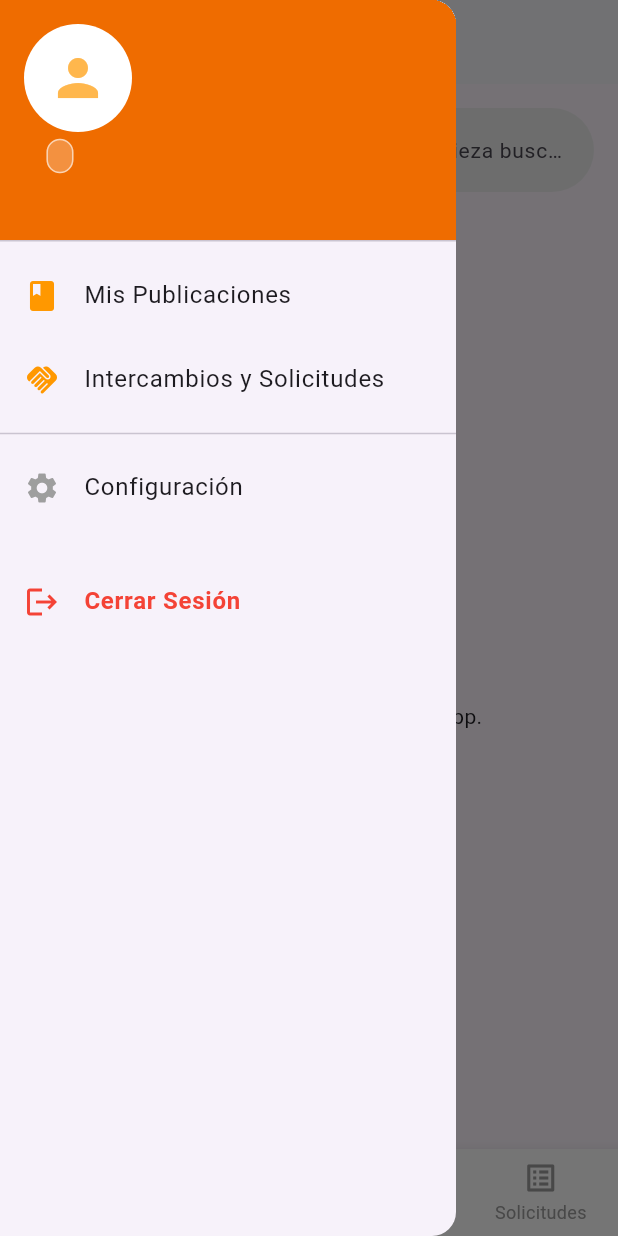
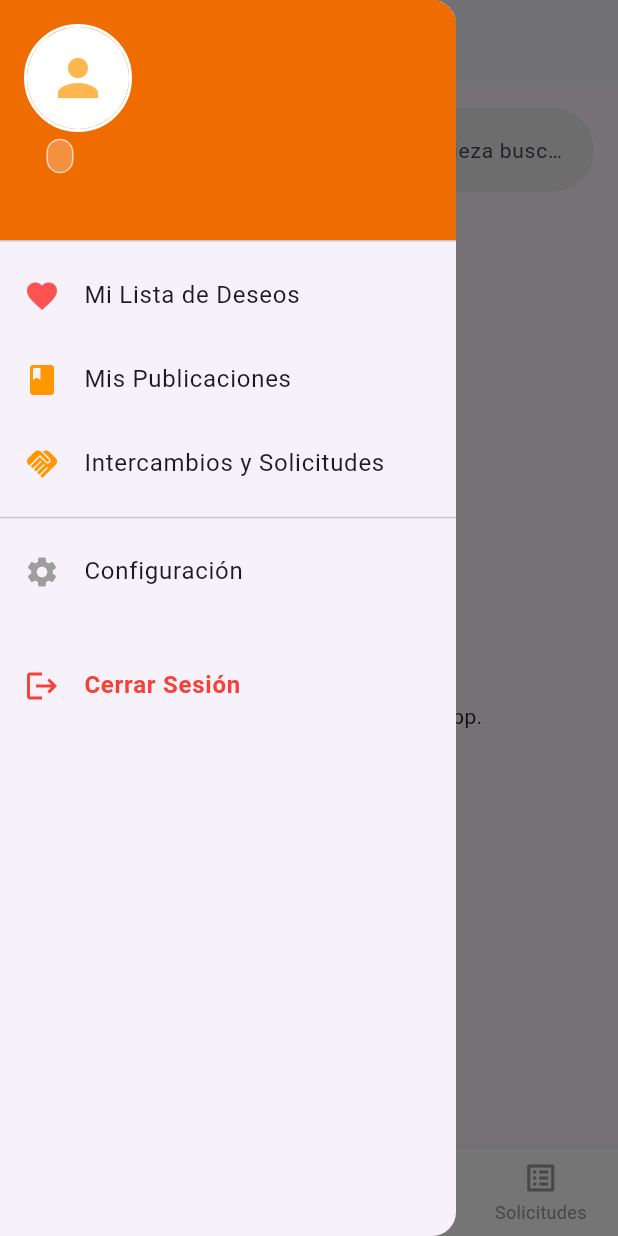
Before and after one commit to lbpm2004/BookMet, a Flutter app: the UsuarioScreen screen opened by its route, with the side drawer open, on a phone screen of 412 x 824 dp. Run offline on Flutter 3.47's test engine with Material 3 defaults, Android fonts, the light colour scheme and no system bars; our stand-ins replace cloud_firestore, firebase_auth, firebase_core, firebase_storage, image_picker, supabase_flutter; accounts and stored records are empty.

Commit message:
Nueva interfaz de modificar perfil y nueva funcionalidad de wishlist

```diff
--- a/lib/screens/mis_solicitudes_screen.dart
+++ b/lib/screens/mis_solicitudes_screen.dart
@@ -1,7 +1,7 @@
 import 'package:flutter/material.dart';
 
 class MisSolicitudesScreen extends StatefulWidget {
-  const MisSolicitudesScreen({Key? key}) : super(key: key);
+  const MisSolicitudesScreen({super.key});
 
   @override
   _MisSolicitudesScreenState createState() => _MisSolicitudesScreenState();
--- a/lib/screens/publicacion_screen.dart
+++ b/lib/screens/publicacion_screen.dart
@@ -3,7 +3,7 @@ import 'package:cloud_firestore/cloud_firestore.dart';
 import 'package:firebase_auth/firebase_auth.dart';
 
 class PublicarScreen extends StatefulWidget {
-  const PublicarScreen({Key? key}) : super(key: key);
+  const PublicarScreen({super.key});
 
   @override
   _PublicarScreenState createState() => _PublicarScreenState();
@@ -154,7 +154,7 @@ class _PublicarScreenState extends State<PublicarScreen> {
               const SizedBox(height: 16),
 
               DropdownButtonFormField<String>(
-                value: _estadoFisicoSeleccionado,
+                initialValue: _estadoFisicoSeleccionado,
                 decoration: InputDecoration(
                   labelText: 'Estado físico del libro *',
                   prefixIcon: const Icon(Icons.info_outline),
--- a/lib/screens/publicar_screen.dart
+++ b/lib/screens/publicar_screen.dart
@@ -3,7 +3,7 @@ import 'package:cloud_firestore/cloud_firestore.dart';
 import 'package:firebase_auth/firebase_auth.dart';
 
 class PublicarScreen extends StatefulWidget {
-  const PublicarScreen({Key? key}) : super(key: key);
+  const PublicarScreen({super.key});
 
   @override
   _PublicarScreenState createState() => _PublicarScreenState();
@@ -157,7 +157,7 @@ class _PublicarScreenState extends State<PublicarScreen> {
 
               // --- DROPDOWN ESTADO FÍSICO ---
               DropdownButtonFormField<String>(
-                value: _estadoFisicoSeleccionado,
+                initialValue: _estadoFisicoSeleccionado,
                 decoration: InputDecoration(
                   labelText: 'Estado Físico *',
                   prefixIcon: const Icon(Icons.health_and_safety),
--- a/lib/screens/usuario_screen.dart
+++ b/lib/screens/usuario_screen.dart
@@ -6,6 +6,8 @@ import 'catalogo_screen.dart';
 import 'mis_solicitudes_screen.dart';
 import 'publicar_screen.dart';
 import 'mis_publicaciones_screen.dart';
+import 'perfil_screen.dart';
+import 'lista_deseos_screen.dart'; // <-- ¡AQUÍ IMPORTAMOS LA NUEVA PANTALLA!
 
 class UsuarioScreen extends StatefulWidget {
   const UsuarioScreen({Key? key}) : super(key: key);
@@ -20,25 +22,34 @@ class _UsuarioScreenState extends State<UsuarioScreen> {
 
   int _indiceSeleccionado = 0;
 
-  // Cambia el índice seleccionado cuando tocas un botón de la barra inferior
   void _onItemTapped(int index) {
     setState(() {
       _indiceSeleccionado = index;
     });
   }
 
-  // Cierra sesión y devuelve al usuario a la pantalla de login/bienvenida
   void _cerrarSesion() async {
     await _authService.cerrarSesion();
     if (!mounted) return;
     Navigator.pushReplacementNamed(context, '/login');
   }
 
-  // --- NUEVA VISTA DE INICIO (Index 0) ---
+  // Función para dar/quitar like a un libro
+  void _alternarFavorito(String pubId, bool esFavorito) async {
+    final docRef = FirebaseFirestore.instance.collection('usuarios').doc(user!.uid);
+    if (esFavorito) {
+      // Si ya es favorito, lo quitamos
+      await docRef.update({'favoritos': FieldValue.arrayRemove([pubId])});
+    } else {
+      // Si no es favorito, lo agregamos
+      await docRef.update({'favoritos': FieldValue.arrayUnion([pubId])});
+    }
+  }
+
+  // --- VISTA DE INICIO (CON CORAZONCITOS) ---
   Widget _construirVistaInicio() {
     return Column(
       children: [
-        // 1. Barra de Búsqueda
         Padding(
           padding: const EdgeInsets.all(16.0),
           child: TextField(
@@ -46,58 +57,57 @@ class _UsuarioScreenState extends State<UsuarioScreen> {
               hintText: '¿Buscas un libro en concreto? Empieza buscando aquí',
               hintStyle: const TextStyle(fontSize: 14),
               prefixIcon: const Icon(Icons.search, color: Colors.orange),
-              border: OutlineInputBorder(
-                borderRadius: BorderRadius.circular(30),
-                borderSide: BorderSide.none,
-              ),
+              border: OutlineInputBorder(borderRadius: BorderRadius.circular(30), borderSide: BorderSide.none),
               filled: true,
               fillColor: Colors.grey[200],
             ),
-            onSubmitted: (value) {
-              // Aquí en el futuro puedes hacer que al buscar lo mande al Catálogo con el filtro
-            },
           ),
         ),
 
-        // 2. Título de la sección
         const Padding(
           padding: EdgeInsets.symmetric(horizontal: 16.0, vertical: 8.0),
           child: Align(
             alignment: Alignment.centerLeft,
-            child: Text(
-              'Últimas publicaciones',
-              style: TextStyle(fontSize: 20, fontWeight: FontWeight.bold),
-            ),
+            child: Text('Últimas publicaciones', style: TextStyle(fontSize: 20, fontWeight: FontWeight.bold)),
           ),
         ),
 
-        // 3. Lista de los últimos 15 libros
         Expanded(
-          child: StreamBuilder<QuerySnapshot>(
-            // Consulta a Firestore: Trae 15 documentos de la colección 'publicaciones'
-            // (Si tienes un campo de fecha de creación, podrías agregar .orderBy('fecha', descending: true) antes del limit)
+          // 1. PRIMERO ESCUCHAMOS AL USUARIO (Para saber cuáles son sus favoritos en tiempo real)
+          child: StreamBuilder<DocumentSnapshot>(
+            stream: FirebaseFirestore.instance.collection('usuarios').doc(user!.uid).snapshots(),
+            builder: (context, userSnapshot) {
+              if (!userSnapshot.hasData) return const Center(child: CircularProgressIndicator(color: Colors.orange));
+
+              // Extraemos la lista de favoritos (si no existe, creamos una lista vacía)
+              List<dynamic> misFavoritos = userSnapshot.data!.data().toString().contains('favoritos')
+                  ? userSnapshot.data!.get('favoritos')
+                  : [];
+
+              // 2. LUEGO ESCUCHAMOS LOS LIBROS
+              return StreamBuilder<QuerySnapshot>(
                 stream: FirebaseFirestore.instance.collection('publicaciones').limit(15).snapshots(),
                 builder: (context, snapshot) {
-              if (snapshot.connectionState == ConnectionState.waiting) {
-                return const Center(child: CircularProgressIndicator(color: Colors.orange));
-              }
                   if (!snapshot.hasData || snapshot.data!.docs.isEmpty) {
                     return const Center(child: Text('Aún no hay publicaciones en la app.'));
                   }
 
-              // Construimos la lista con las tarjetas de los libros
                   return ListView.builder(
                     itemCount: snapshot.data!.docs.length,
                     itemBuilder: (context, index) {
-                  var publicacion = snapshot.data!.docs[index].data() as Map<String, dynamic>;
-
-                  // NOTA: Ajusta 'titulo' y 'autor' si tus campos en Firebase se llaman distinto
+                      var doc = snapshot.data!.docs[index];
+                      var publicacion = doc.data() as Map<String, dynamic>;
+                      String pubId = doc.id; // ¡Necesitamos el ID del libro!
                       String titulo = publicacion['titulo'] ?? 'Sin título';
                       String autor = publicacion['autor'] ?? 'Autor desconocido';
+
+                      // Comprobamos si este libro está en mi lista
+                      bool esFavorito = misFavoritos.contains(pubId);
 
                       return Card(
                         margin: const EdgeInsets.symmetric(horizontal: 16, vertical: 6),
                         elevation: 2,
+                        shape: RoundedRectangleBorder(borderRadius: BorderRadius.circular(12)),
                         child: ListTile(
                           leading: const CircleAvatar(
                             backgroundColor: Colors.orangeAccent,
@@ -105,31 +115,34 @@ class _UsuarioScreenState extends State<UsuarioScreen> {
                           ),
                           title: Text(titulo, style: const TextStyle(fontWeight: FontWeight.bold)),
                           subtitle: Text(autor),
-                      trailing: const Icon(Icons.arrow_forward_ios, size: 16, color: Colors.grey),
+                          // EL BOTÓN DEL CORAZÓN
+                          trailing: IconButton(
+                            icon: Icon(
+                              esFavorito ? Icons.favorite : Icons.favorite_border,
+                              color: esFavorito ? Colors.red : Colors.grey,
+                            ),
+                            onPressed: () => _alternarFavorito(pubId, esFavorito),
+                          ),
                         ),
                       );
                     },
                   );
                 },
+              );
+            }
           ),
         ),
       ],
     );
   }
 
-  // Decide qué "cuerpo" mostrar según el botón
   Widget _obtenerCuerpoPantalla() {
     switch (_indiceSeleccionado) {
-      case 0:
-        return _construirVistaInicio(); // Tu nueva pantalla de bienvenida interactiva
-      case 1:
-        return const CatalogoScreen();
-      case 2:
-        return const PublicarScreen();
-      case 3:
-        return const MisSolicitudesScreen();
-      default:
-        return _construirVistaInicio();
+      case 0: return _construirVistaInicio();
+      case 1: return const CatalogoScreen();
+      case 2: return const PublicarScreen();
+      case 3: return const MisSolicitudesScreen();
+      default: return _construirVistaInicio();
     }
   }
 
@@ -143,18 +156,14 @@ class _UsuarioScreenState extends State<UsuarioScreen> {
         elevation: 1,
       ),
 
-      // --- MENÚ LATERAL (DRAWER) ---
       drawer: Drawer(
         child: user == null
             ? const Center(child: Text('No hay usuario activo'))
-            : FutureBuilder<DocumentSnapshot>(
-                future: FirebaseFirestore.instance.collection('usuarios').doc(user!.uid).get(),
+            : StreamBuilder<DocumentSnapshot>(
+                stream: FirebaseFirestore.instance.collection('usuarios').doc(user!.uid).snapshots(),
                 builder: (context, snapshot) {
-                  if (snapshot.connectionState == ConnectionState.waiting) {
+                  if (!snapshot.hasData || !snapshot.data!.exists) {
                     return const Center(child: CircularProgressIndicator(color: Colors.orange));
-                  }
-                  if (!snapshot.hasData || !snapshot.data!.exists) {
-                    return const Center(child: Text('Error al cargar datos del perfil'));
                   }
 
                   var userData = snapshot.data!.data() as Map<String, dynamic>;
@@ -171,35 +180,48 @@ class _UsuarioScreenState extends State<UsuarioScreen> {
                         decoration: BoxDecoration(color: Colors.orange[800]),
                         accountName: Row(
                           children: [
-                            Flexible(
-                              child: Text(
-                                '$nombre $apellido',
-                                style: const TextStyle(fontWeight: FontWeight.bold, fontSize: 18),
-                                overflow: TextOverflow.ellipsis,
-                              ),
-                            ),
+                            Flexible(child: Text('$nombre $apellido', style: const TextStyle(fontWeight: FontWeight.bold, fontSize: 18), overflow: TextOverflow.ellipsis)),
                             const SizedBox(width: 10),
                             Container(
                               padding: const EdgeInsets.symmetric(horizontal: 8, vertical: 3),
-                              decoration: BoxDecoration(
-                                color: Colors.white.withOpacity(0.25),
-                                borderRadius: BorderRadius.circular(12),
-                                border: Border.all(color: Colors.white.withOpacity(0.6)),
-                              ),
-                              child: Text(
-                                rol,
-                                style: const TextStyle(color: Colors.white, fontSize: 10, fontWeight: FontWeight.bold, letterSpacing: 0.5),
-                              ),
+                              decoration: BoxDecoration(color: Colors.white.withOpacity(0.25), borderRadius: BorderRadius.circular(12), border: Border.all(color: Colors.white.withOpacity(0.6))),
+                              child: Text(rol, style: const TextStyle(color: Colors.white, fontSize: 10, fontWeight: FontWeight.bold)),
                             ),
                           ],
                         ),
                         accountEmail: Text(email),
-                        currentAccountPicture: CircleAvatar(
+                        currentAccountPicture: Material(
+                          color: Colors.transparent,
+                          child: InkWell(
+                            customBorder: const CircleBorder(),
+                            splashColor: Colors.white.withOpacity(0.5),
+                            highlightColor: Colors.orange.withOpacity(0.3),
+                            onTap: () {
+                              Navigator.pop(context);
+                              Navigator.push(context, MaterialPageRoute(builder: (context) => const PerfilScreen()));
+                            },
+                            child: Container(
+                              decoration: BoxDecoration(shape: BoxShape.circle, border: Border.all(color: Colors.white, width: 2)),
+                              child: CircleAvatar(
                                 backgroundColor: Colors.white,
                                 backgroundImage: fotoUrl.isNotEmpty ? NetworkImage(fotoUrl) : null,
                                 child: fotoUrl.isEmpty ? Icon(Icons.person, size: 40, color: Colors.orange[300]) : null,
                               ),
                             ),
+                          ),
+                        ),
+                      ),
+
+                      // NUEVO BOTÓN: LISTA DE DESEOS ❤️
+                      ListTile(
+                        leading: const Icon(Icons.favorite, color: Colors.redAccent),
+                        title: const Text('Mi Lista de Deseos'),
+                        onTap: () {
+                          Navigator.pop(context);
+                          Navigator.push(context, MaterialPageRoute(builder: (context) => const ListaDeseosScreen()));
+                        },
+                      ),
+
                       ListTile(
                         leading: const Icon(Icons.book, color: Colors.orange),
                         title: const Text('Mis Publicaciones'),
@@ -213,18 +235,14 @@ class _UsuarioScreenState extends State<UsuarioScreen> {
                         title: const Text('Intercambios y Solicitudes'),
                         onTap: () {
                           Navigator.pop(context);
-                          setState(() {
-                            _indiceSeleccionado = 3;
-                          });
+                          setState(() => _indiceSeleccionado = 3);
                         },
                       ),
                       const Divider(),
                       ListTile(
                         leading: const Icon(Icons.settings, color: Colors.grey),
                         title: const Text('Configuración'),
-                        onTap: () {
-                           Navigator.pop(context);
-                        },
+                        onTap: () => Navigator.pop(context),
                       ),
                       const SizedBox(height: 20),
                       ListTile(
@@ -249,22 +267,10 @@ class _UsuarioScreenState extends State<UsuarioScreen> {
         elevation: 8,
         type: BottomNavigationBarType.fixed,
         items: const [
-          BottomNavigationBarItem(
-            icon: Icon(Icons.home),
-            label: 'Inicio',
-          ),
-          BottomNavigationBarItem(
-            icon: Icon(Icons.menu_book),
-            label: 'Catálogo',
-          ),
-          BottomNavigationBarItem(
-            icon: Icon(Icons.add_circle_outline),
-            label: 'Publicar',
-          ),
-          BottomNavigationBarItem(
-            icon: Icon(Icons.list_alt),
-            label: 'Solicitudes',
-          ),
+          BottomNavigationBarItem(icon: Icon(Icons.home), label: 'Inicio'),
+          BottomNavigationBarItem(icon: Icon(Icons.menu_book), label: 'Catálogo'),
+          BottomNavigationBarItem(icon: Icon(Icons.add_circle_outline), label: 'Publicar'),
+          BottomNavigationBarItem(icon: Icon(Icons.list_alt), label: 'Solicitudes'),
         ],
       ),
     );
--- a/pubspec.yaml
+++ b/pubspec.yaml
@@ -16,6 +16,7 @@ dependencies:
   cloud_firestore: ^5.6.12
   supabase_flutter: ^2.12.0
   image_picker: ^1.2.1
+  firebase_storage: ^12.4.10
 
 dev_dependencies:
   flutter_test:
```
Also changed, not shown: lib/screens/catalogo_screen.dart (+3 -4 lines), lib/screens/lista_deseos_screen.dart (added, +114 -0 lines), lib/screens/perfil_screen.dart (added, +348 -0 lines), pubspec.lock, 3 other files. Lines whose indentation alone changed are shown as unchanged.
